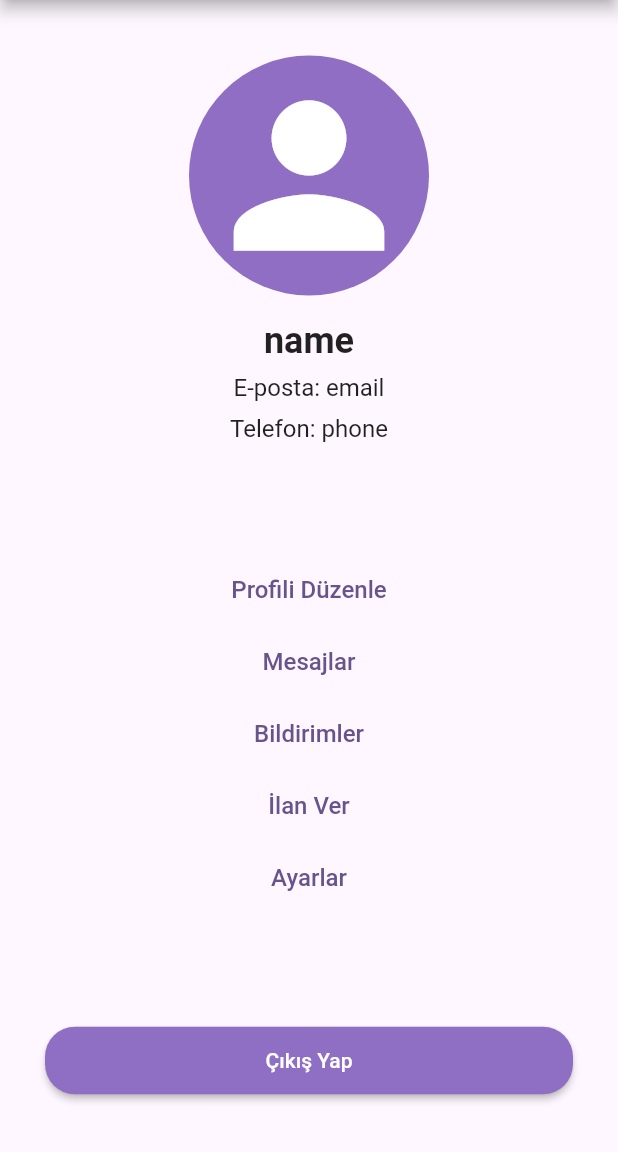
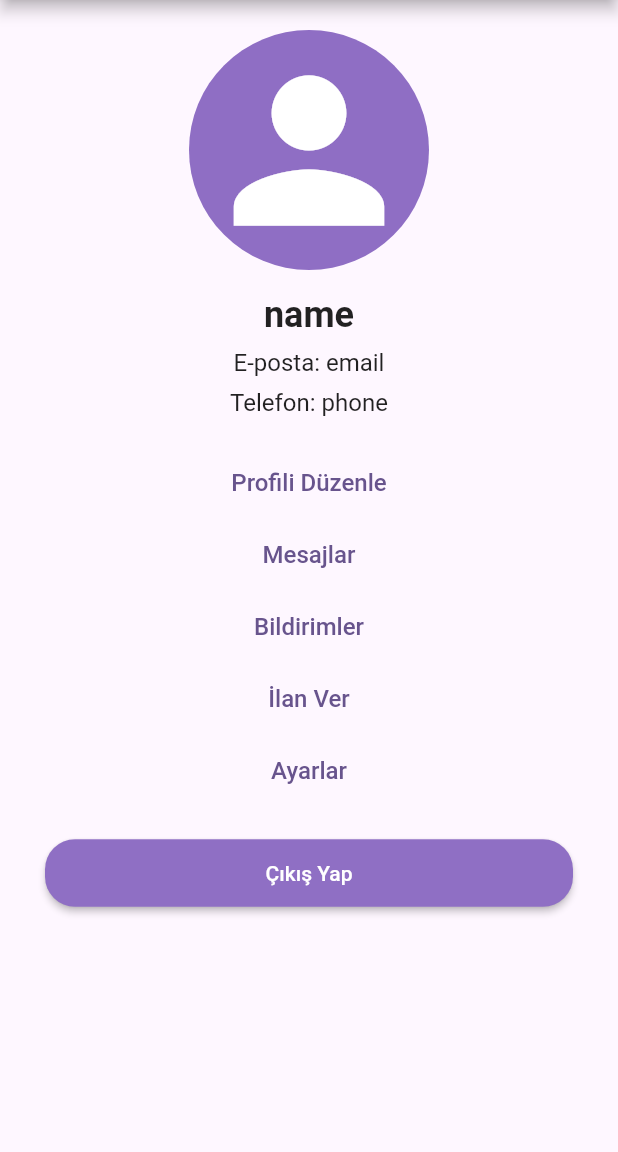
Before and after one commit to feyza12345/f_151, a Flutter app: the Profile screen opened directly, after a tap on "Çıkış Yap", on a phone screen of 412 x 824 dp, the part 84-1236 px from its top. Run offline on Flutter 3.47's test engine with Material 2 defaults, Android fonts, the light colour scheme and no system bars; our stand-ins replace cloud_firestore, firebase_auth, firebase_core, firebase_storage, flutter_animate, flutter_bloc and 3 more; missing offline and left inert: onesignal_flutter; accounts and stored records are empty; network calls fail.

Commit message:
profile widget scrollable

```diff
--- a/lib/pages/home/profile/profile.dart
+++ b/lib/pages/home/profile/profile.dart
@@ -40,19 +40,23 @@ class ProfileState extends State<Profile> {
       ),
       body: userId == null
           ? const LoginPage()
-          : Center(
+          : SingleChildScrollView(
+              child: Center(
                 child: BlocBuilder<AppInfoBloc, AppInfoState>(
                     builder: (context, state) {
                   return Column(
-                  mainAxisAlignment: MainAxisAlignment.spaceAround,
                     children: [
+                      SizedBox(
+                        height: 20,
+                      ),
                       Column(
                         children: [
                           CircleAvatar(
                             backgroundColor:
                                 const Color.fromRGBO(143, 110, 196, 1),
                             radius: 80,
-                          foregroundImage: state.currentPerson.imageUrl == null
+                            foregroundImage: state.currentPerson.imageUrl ==
+                                    null
                                 ? null
                                 : NetworkImage(state.currentPerson.imageUrl!),
                             child: state.currentPerson.imageUrl != null
@@ -82,6 +86,9 @@ class ProfileState extends State<Profile> {
                             style: const TextStyle(fontSize: 16.0),
                           ),
                         ],
+                      ),
+                      SizedBox(
+                        height: 20,
                       ),
                       Column(
                         children: [
@@ -122,7 +129,8 @@ class ProfileState extends State<Profile> {
                           TextButton(
                             onPressed: () => Navigator.of(context).push(
                               MaterialPageRoute(
-                              builder: (context) => const CreateAdvertisement(),
+                                builder: (context) =>
+                                    const CreateAdvertisement(),
                               ),
                             ),
                             child: const Text(
@@ -144,6 +152,9 @@ class ProfileState extends State<Profile> {
                             ),
                           ),
                         ],
+                      ),
+                      SizedBox(
+                        height: 20,
                       ),
                       Padding(
                         padding: const EdgeInsets.symmetric(horizontal: 30),
@@ -176,6 +187,7 @@ class ProfileState extends State<Profile> {
                   );
                 }),
               ),
+            ),
     );
   }
 }
```
Lines whose indentation alone changed are shown as unchanged.
